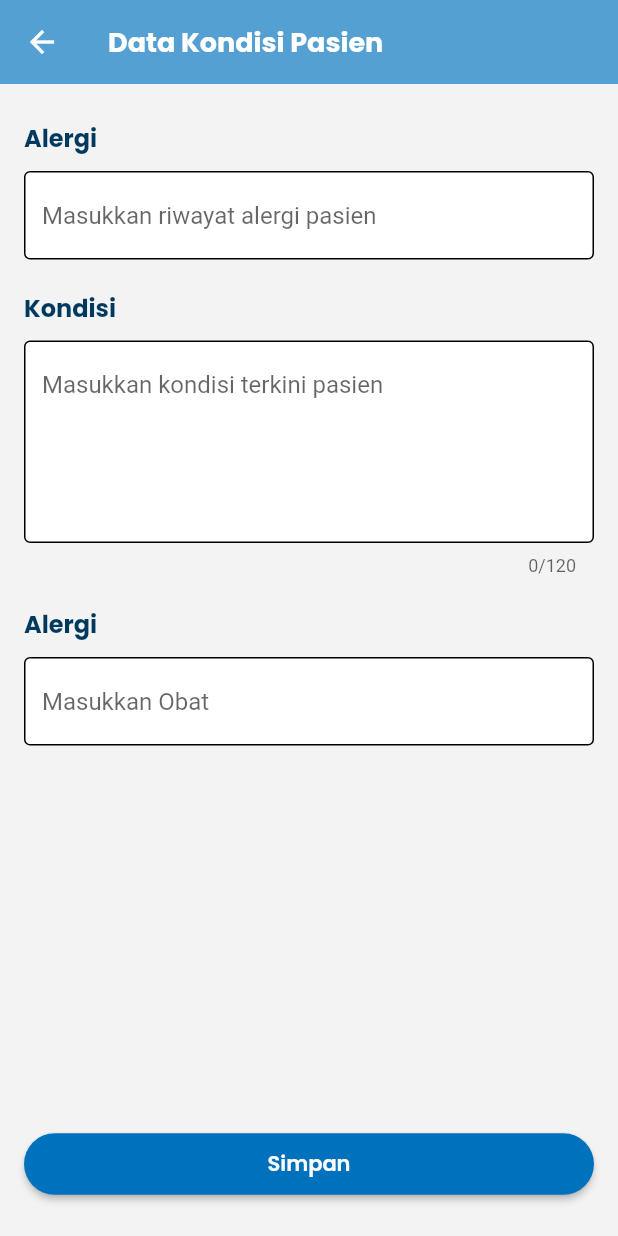
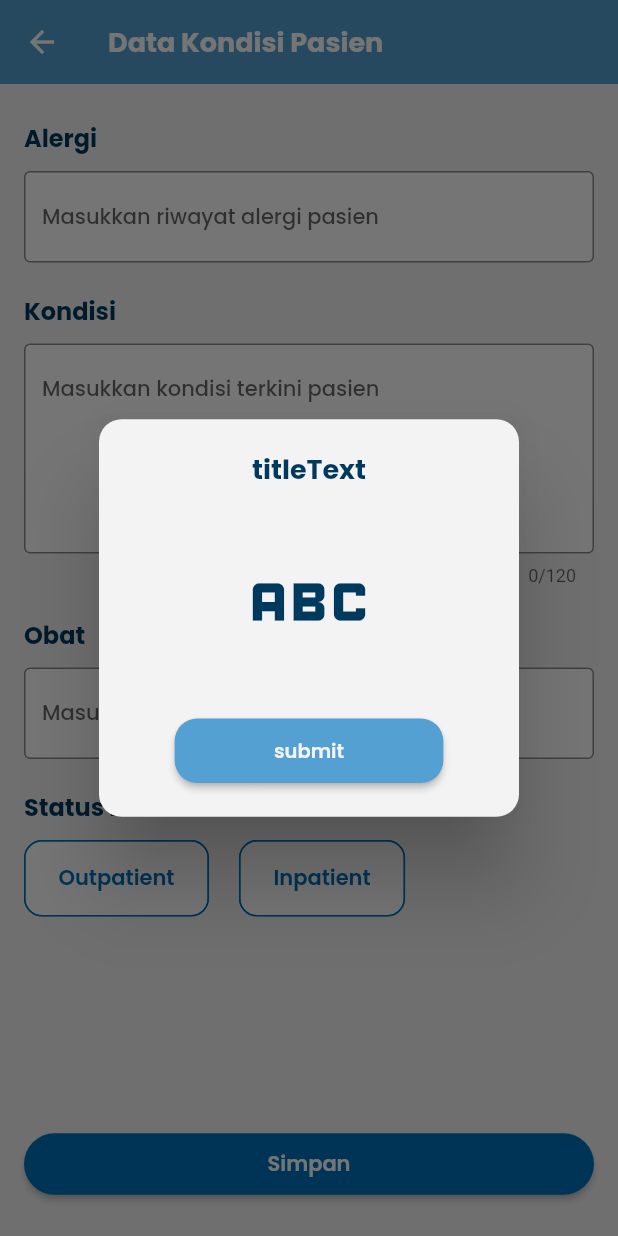
Before and after one commit to Alterra-Batch3-Kelompok-11/hms-flutter, a Flutter app: the screen it shows after launch, after a tap on "Simpan", on a phone screen of 412 x 824 dp. Run offline on Flutter 3.47's test engine with Material 2 defaults, Android fonts, the phone set to English and light mode, and no system bars; our stand-ins replace google_fonts.

Commit message:
menambahkan global_text_field

```diff
--- a/lib/screens/add_patient_data/add_patient_data_screen.dart
+++ b/lib/screens/add_patient_data/add_patient_data_screen.dart
@@ -1,6 +1,8 @@
 import 'package:flutter/material.dart';
 import 'package:hospital_management_system/screens/global_widgets/global_button.dart';
+import 'package:hospital_management_system/screens/global_widgets/global_text_field.dart';
 import 'package:hospital_management_system/utils/constant.dart';
+import 'package:hospital_management_system/utils/helper_dialog.dart';
 
 class AddPatientDataScreen extends StatefulWidget {
   const AddPatientDataScreen({Key? key}) : super(key: key);
@@ -13,25 +15,31 @@ class _AddPatientDataScreenState extends State<AddPatientDataScreen> {
   late TextEditingController _inputAlergyController;
   late TextEditingController _inputConditionController;
   late TextEditingController _inputDrugController;
+  late String _inputPatientStatus;
+
+  final List<String> patientStatus = ["Outpatient", "Inpatient"];
   final GlobalKey<FormState> _formKey = GlobalKey<FormState>();
-  List<bool> selectedOutpatient = [true, false];
 
-  final FocusNode fieldInputAlergyFocus = FocusNode();
-  final FocusNode fieldInputConditionFocus = FocusNode();
-  final FocusNode fieldInputDrugFocus = FocusNode();
-  var colorField = ValueNotifier(Colors.white);
+  final FocusNode fieldAlergyFocusNode = FocusNode();
+  final FocusNode fieldConditionFocusNode = FocusNode();
+  final FocusNode fieldDrugFocusNode = FocusNode();
+  ValueNotifier<bool> onFieldAlergyFocus = ValueNotifier(false);
+  ValueNotifier<bool> onFiedlConditionFocus = ValueNotifier(false);
+  ValueNotifier<bool> onFiedlDrugFocus = ValueNotifier(false);
+  ValueNotifier<bool> onSelectedStatusPatient = ValueNotifier(false);
+
+  updatePatientStatus(String status) {
+    var result = (status == "");
+    onSelectedStatusPatient.value = result;
+  }
 
   @override
   void initState() {
     _inputAlergyController = TextEditingController();
     _inputConditionController = TextEditingController();
     _inputDrugController = TextEditingController();
+    _inputPatientStatus = "";
     super.initState();
-  }
-
-  @override
-  void didChangeDependencies() {
-    super.didChangeDependencies();
   }
 
   @override
@@ -44,7 +52,7 @@ class _AddPatientDataScreenState extends State<AddPatientDataScreen> {
 
   @override
   Widget build(BuildContext context) {
-    print("berulang");
+    print("BERULANG");
     return Scaffold(
       backgroundColor: Constant.backgroundColor,
       appBar: AppBar(
@@ -78,20 +86,14 @@ class _AddPatientDataScreenState extends State<AddPatientDataScreen> {
             const SizedBox(
               height: 10,
             ),
-            TextFormField(
-              validator: (value) => null,
-              controller: _inputAlergyController,
-              onTap: () {},
-              decoration: InputDecoration(
-                  filled: true,
-                  enabledBorder: const OutlineInputBorder(),
-                  disabledBorder: const OutlineInputBorder(),
-                  hintText: 'Masukkan riwayat alergi pasien',
-                  fillColor: (fieldInputAlergyFocus.hasFocus)
-                      ? colorField.value
-                      : Colors.white),
-              focusNode: fieldInputAlergyFocus,
-            ),
+            GlobalTextField(
+                fieldController: _inputAlergyController,
+                validator: (value) {
+                  return null;
+                },
+                hintText: "Masukkan riwayat alergi pasien",
+                valueNotifier: onFieldAlergyFocus,
+                focusNode: fieldAlergyFocusNode),
             const SizedBox(
               height: 20,
             ),
@@ -105,26 +107,21 @@ class _AddPatientDataScreenState extends State<AddPatientDataScreen> {
             const SizedBox(
               height: 10,
             ),
-            TextFormField(
-              validator: (value) => null,
-              controller: _inputConditionController,
-              maxLines: 5,
-              maxLength: 120,
-              decoration: InputDecoration(
-                  filled: true,
-                  enabledBorder: const OutlineInputBorder(),
-                  disabledBorder: const OutlineInputBorder(),
-                  hintText: 'Masukkan kondisi terkini pasien',
-                  fillColor: (fieldInputConditionFocus.hasFocus)
-                      ? colorField.value
-                      : Colors.white),
-              focusNode: fieldInputConditionFocus,
-            ),
+            GlobalTextField(
+                fieldController: _inputConditionController,
+                validator: (value) {
+                  return null;
+                },
+                maxLength: 120,
+                maxLine: 5,
+                hintText: "Masukkan kondisi terkini pasien",
+                valueNotifier: onFiedlConditionFocus,
+                focusNode: fieldConditionFocusNode),
             const SizedBox(
               height: 20,
             ),
             Text(
-              "Alergi",
+              "Obat",
               style: Constant.primaryTextStyle.copyWith(
                 fontSize: Constant.secondTitleFontSize,
                 fontWeight: Constant.boldFontWeight,
@@ -133,23 +130,61 @@ class _AddPatientDataScreenState extends State<AddPatientDataScreen> {
             const SizedBox(
               height: 10,
             ),
-            TextFormField(
-              validator: (value) => null,
-              controller: _inputDrugController,
-              onTap: () {},
-              decoration: InputDecoration(
-                  filled: true,
-                  enabledBorder: const OutlineInputBorder(),
-                  disabledBorder: const OutlineInputBorder(),
-                  hintText: 'Masukkan Obat',
-                  fillColor: (fieldInputAlergyFocus.hasFocus)
-                      ? colorField.value
-                      : Colors.white),
-              focusNode: fieldInputAlergyFocus,
+            GlobalTextField(
+              fieldController: _inputDrugController,
+              validator: (value) {
+                return null;
+              },
+              hintText: "Masukkan Obat",
+              valueNotifier: onFiedlDrugFocus,
+              focusNode: fieldDrugFocusNode,
             ),
             const SizedBox(
               height: 20,
             ),
+            Text(
+              "Status Pasien",
+              style: Constant.primaryTextStyle.copyWith(
+                fontSize: Constant.secondTitleFontSize,
+                fontWeight: Constant.boldFontWeight,
+              ),
+            ),
+            const SizedBox(
+              height: 10,
+            ),
+            Wrap(
+              spacing: 20,
+              children: patientStatus.map((status) {
+                return ValueListenableBuilder(
+                  valueListenable: onSelectedStatusPatient,
+                  builder: ((context, value, child) {
+                    return ChoiceChip(
+                      selectedColor: Constant.lighterColor,
+                      backgroundColor: Colors.white,
+                      label: Container(
+                        margin: const EdgeInsets.all(10),
+                        child: Text(status,
+                            style: Constant.primaryTextStyle.copyWith(
+                              fontSize: Constant.subtitleFontSize,
+                              color: Constant.baseColor,
+                              fontWeight: Constant.semiBoldFontWeight,
+                            )),
+                      ),
+                      selected: _inputPatientStatus == status,
+                      shape: RoundedRectangleBorder(
+                          borderRadius: BorderRadius.circular(12),
+                          side: const BorderSide(color: Constant.baseColor)),
+                      onSelected: (bool selected) {
+                        setState(() {
+                          _inputPatientStatus = (selected ? status : null)!;
+                          print(_inputPatientStatus);
+                        });
+                      },
+                    );
+                  }),
+                );
+              }).toList(),
+            )
           ],
         ),
       ),
@@ -157,7 +192,15 @@ class _AddPatientDataScreenState extends State<AddPatientDataScreen> {
         margin: const EdgeInsets.symmetric(
             horizontal: Constant.horizontalPadding,
             vertical: Constant.verticalPadding),
-        child: GlobalButton(onPressed: () {}, buttonTitle: "Simpan"),
+        child: GlobalButton(
+            onPressed: () {
+              HelperDialog.alertDialog(context,
+                  titleText: "titleText",
+                  buttonSubmitText: "submit",
+                  icon: Icons.abc,
+                  onSubmit: () {});
+            },
+            buttonTitle: "Simpan"),
       ),
     );
   }
--- /dev/null
+++ b/lib/screens/global_widgets/global_text_field.dart
@@ -0,0 +1,67 @@
+import 'package:flutter/material.dart';
+import 'package:hospital_management_system/utils/constant.dart';
+
+class GlobalTextField extends StatelessWidget {
+  const GlobalTextField(
+      {Key? key,
+      required this.fieldController,
+      required this.hintText,
+      // required this.valueListenable,
+      required this.valueNotifier,
+      required this.focusNode,
+      required this.validator,
+      this.maxLine,
+      this.maxLength})
+      : super(key: key);
+
+  final TextEditingController fieldController;
+  final String hintText;
+  // final ValueListenable<bool> valueListenable;
+  // final void Function() updateFillColor;
+  final FocusNode focusNode;
+  final String? Function(String? value) validator;
+  final int? maxLine;
+  final int? maxLength;
+  final ValueNotifier<bool> valueNotifier;
+
+  updateFillColor() {
+    focusNode.addListener(() {
+      if (focusNode.hasFocus) {
+        valueNotifier.value = true;
+      } else {
+        valueNotifier.value = false;
+      }
+    });
+  }
+
+  @override
+  Widget build(BuildContext context) {
+    return ValueListenableBuilder(
+      valueListenable: valueNotifier,
+      builder: (context, bool onTap, child) {
+        return TextFormField(
+          textInputAction: TextInputAction.done,
+          maxLength: maxLength,
+          style: Constant.primaryTextStyle.copyWith(
+              color: Constant.baseColor,
+              fontSize: Constant.subtitleFontSize,
+              fontWeight: Constant.mediumFontWeight),
+          cursorColor: Constant.baseColor,
+          maxLines: maxLine,
+          validator: validator,
+          controller: fieldController,
+          onTap: updateFillColor,
+          decoration: InputDecoration(
+              filled: true,
+              focusedBorder: const UnderlineInputBorder(
+                  borderSide: BorderSide(color: Constant.baseColor, width: 2)),
+              enabledBorder: const OutlineInputBorder(
+                  borderSide: BorderSide(color: Color(0xff89898B))),
+              hintText: hintText,
+              fillColor: onTap == true ? Constant.lightestColor : Colors.white),
+          focusNode: focusNode,
+        );
+      },
+    );
+  }
+}
--- a/lib/utils/helper_dialog.dart
+++ b/lib/utils/helper_dialog.dart
@@ -51,7 +51,7 @@ class HelperDialog {
       barrierDismissible: false,
       builder: (context) {
         return WillPopScope(
-          onWillPop: () async => false,
+          onWillPop: () async => true,
           child: AlertDialog(
             backgroundColor: Constant.backgroundColor,
             shape:
@@ -90,6 +90,7 @@ class HelperDialog {
                       buttonSubmitText,
                       style: Constant.primaryTextStyle.copyWith(
                         fontSize: 13,
+                        color: Constant.backgroundColor,
                         fontWeight: Constant.semiBoldFontWeight,
                       ),
                     ),
```
